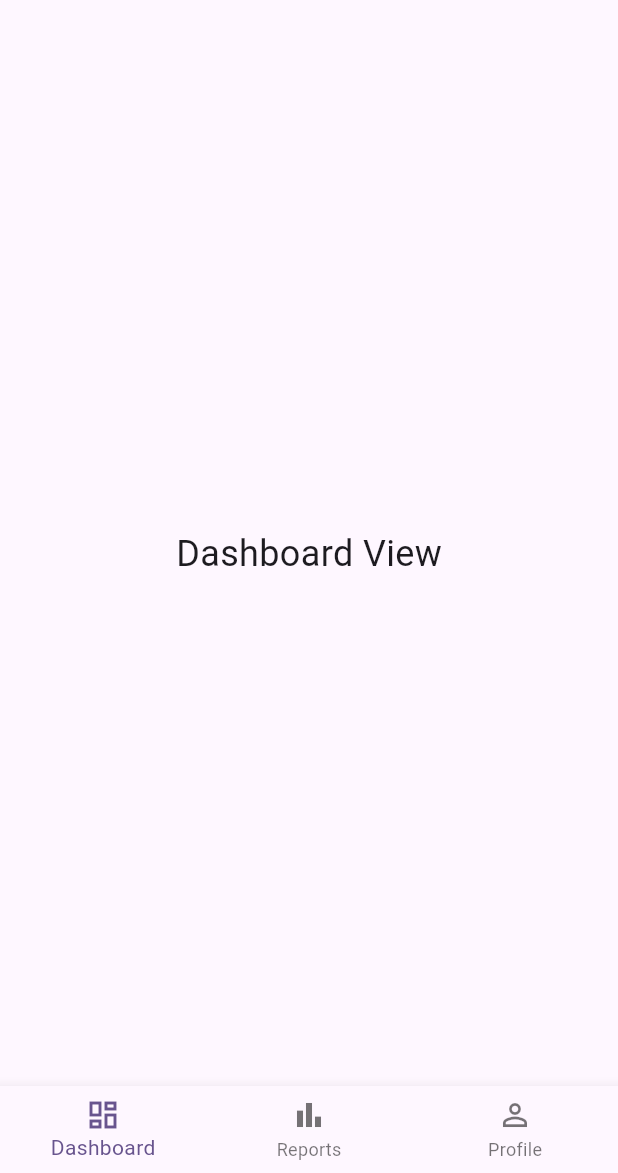
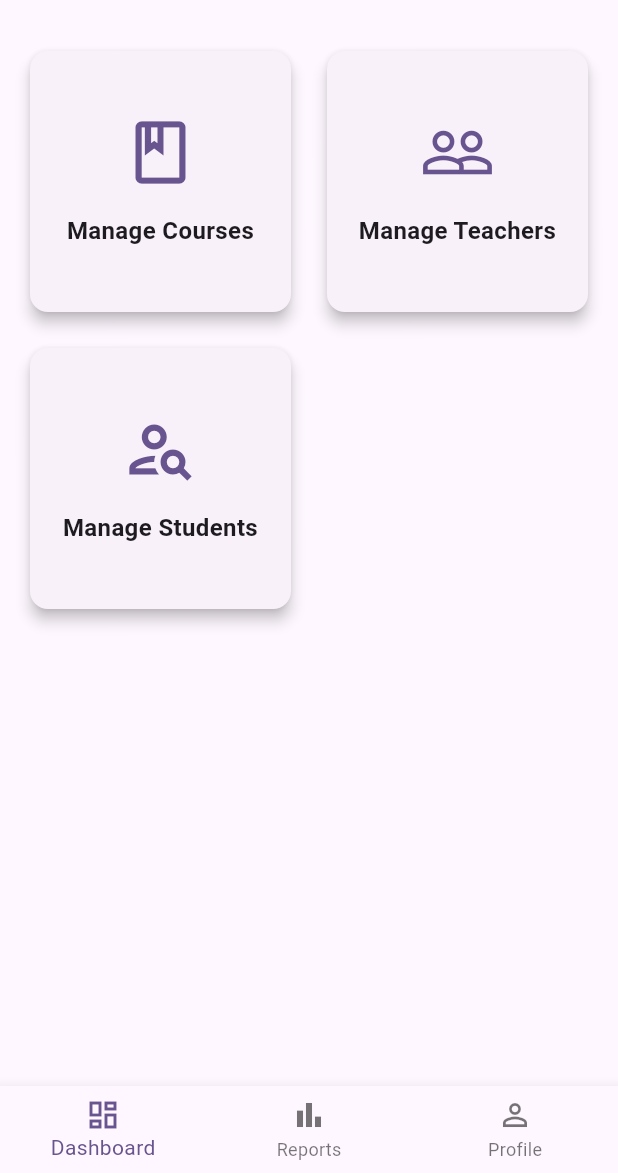
Before and after one commit to aabdulrafay/EduSmart, a Flutter app: the AdminDashboardScreen screen opened directly, on a phone screen of 412 x 824 dp, the part 63-1236 px from its top. Run offline on Flutter 3.47's test engine with Material 3 defaults, Android fonts, the phone set to English and light mode, and no system bars.

Commit message:
feat: Build admin dashboard with navigation and course list UI

```diff
--- a/lib/admin_dashboard_screen.dart
+++ b/lib/admin_dashboard_screen.dart
@@ -15,11 +15,10 @@ class _AdminDashboardScreenState extends State<AdminDashboardScreen> {
   // Tracks the selected tab index
   int _selectedIndex = 0;
 
-  // List of the view widgets to display
   static const List<Widget> _widgetOptions = <Widget>[
-    DashboardView(), // Must match the class in dashboard_view.dart
-    ReportsView(),   // Must match the class in report_view.dart
-    ProfileView(),   // Must match the class in profile_view.dart
+    DashboardView(),
+    ReportsView(),
+    ProfileView(),
   ];
 
   // Updates the state when a tab is tapped
--- a/lib/adminpages/dashboard_view.dart
+++ b/lib/adminpages/dashboard_view.dart
@@ -1,14 +1,73 @@
 import 'package:flutter/material.dart';
+import 'manage_courses.dart'; // This import will now work
 
 class DashboardView extends StatelessWidget {
   const DashboardView({super.key});
 
   @override
   Widget build(BuildContext context) {
-    return const Center(
-      child: Text(
-        'Dashboard View',
-        style: TextStyle(fontSize: 24),
+    return Padding(
+      padding: const EdgeInsets.all(16.0),
+      child: GridView.count(
+        crossAxisCount: 2,
+        crossAxisSpacing: 16.0,
+        mainAxisSpacing: 16.0,
+        children: <Widget>[
+          _buildFeatureCard(
+            icon: Icons.book_outlined,
+            title: 'Manage Courses',
+            context: context,
+            onTap: () {
+              Navigator.push(
+                context,
+                MaterialPageRoute(builder: (context) => const ManageCourses()),
+              );
+            },
+          ),
+          _buildFeatureCard(
+            icon: Icons.people_outline,
+            title: 'Manage Teachers',
+            context: context,
+            onTap: () { /* Add navigation later */ },
+          ),
+          _buildFeatureCard(
+            icon: Icons.person_search_outlined,
+            title: 'Manage Students',
+            context: context,
+            onTap: () { /* Add navigation later */ },
+          ),
+        ],
+      ),
+    );
+  }
+
+  // This helper method is now correctly placed within the class
+  Widget _buildFeatureCard({
+    required IconData icon,
+    required String title,
+    required BuildContext context,
+    required VoidCallback onTap,
+  }) {
+    return Card(
+      elevation: 4.0,
+      shape: RoundedRectangleBorder(
+        borderRadius: BorderRadius.circular(12.0),
+      ),
+      child: InkWell(
+        onTap: onTap,
+        borderRadius: BorderRadius.circular(12.0),
+        child: Column(
+          mainAxisAlignment: MainAxisAlignment.center,
+          children: <Widget>[
+            Icon(icon, size: 50.0, color: Theme.of(context).primaryColor),
+            const SizedBox(height: 16.0),
+            Text(
+              title,
+              textAlign: TextAlign.center,
+              style: const TextStyle(fontSize: 16.0, fontWeight: FontWeight.w600),
+            ),
+          ],
+        ),
       ),
     );
   }
```
Also changed, not shown: lib/adminpages/manage_courses.dart (added, +34 -0 lines).
